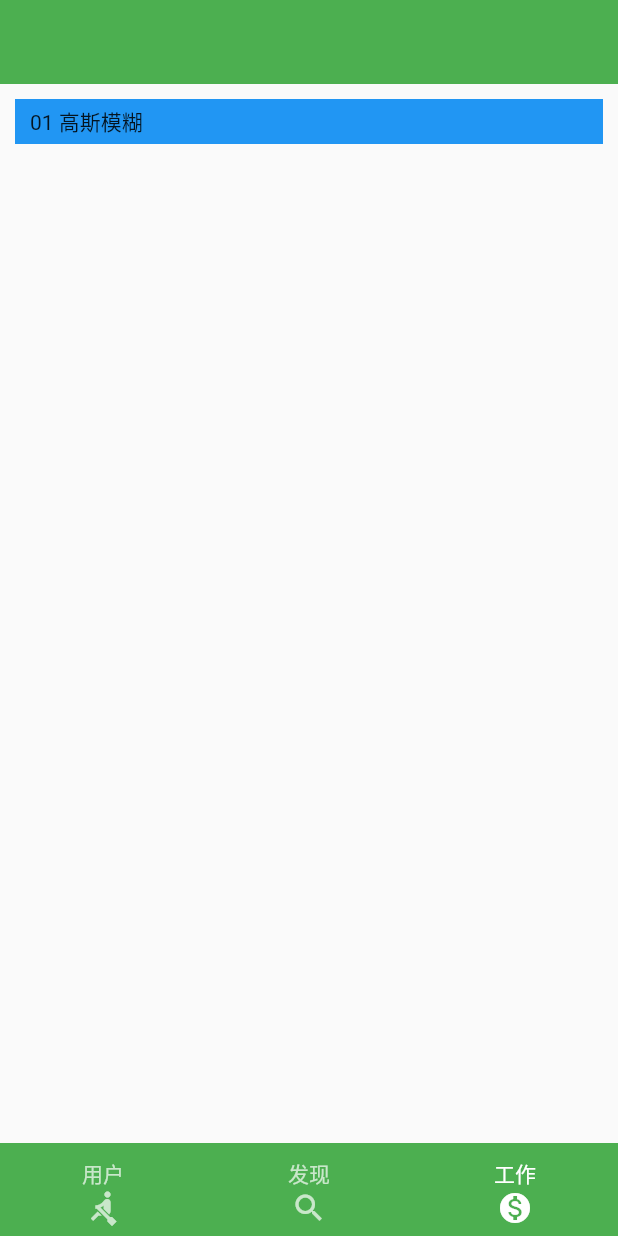
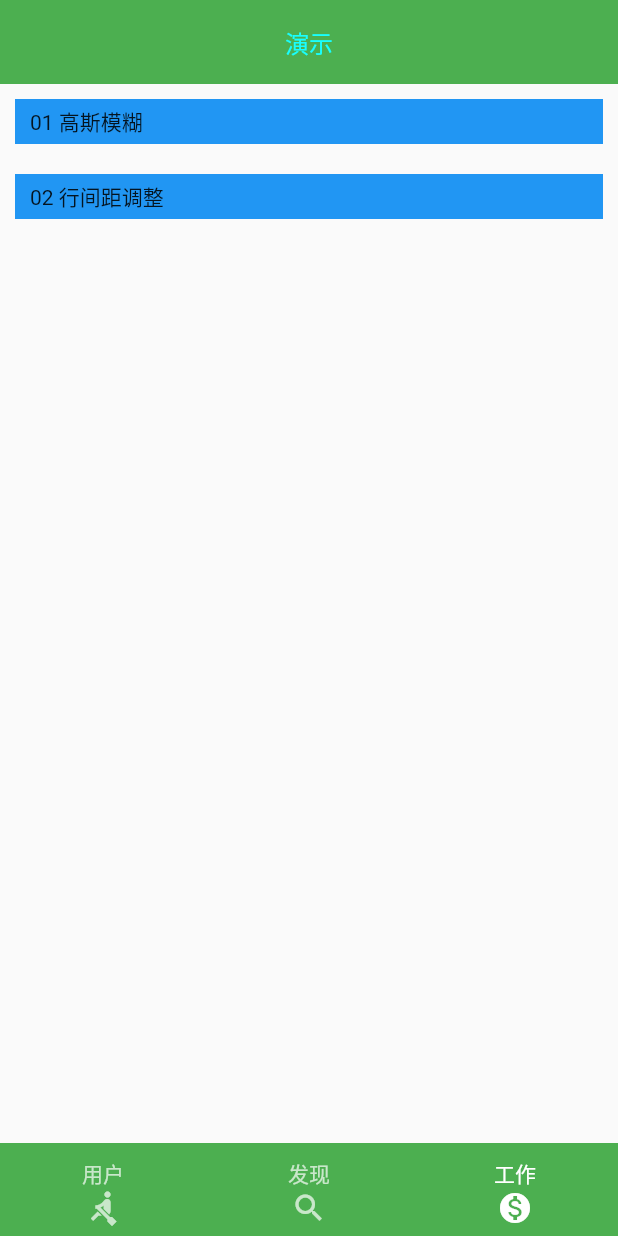
Before and after one commit to wulaosan33/flutter_jianke_demo, a Flutter app: the screen it shows after launch, swiped to page 3, on a phone screen of 412 x 824 dp. Run offline on Flutter 3.47's test engine with Material 2 defaults, Android fonts, the phone set to English and light mode, and no system bars; our stand-ins replace event_bus, fluro, flutter_easyrefresh, fluttertoast, logger, rxdart; missing offline and left inert: provide; statements that could not run were skipped.

Commit message:
2020/8/31----行间距

```diff
--- a/lib/controller/router/router_util.dart
+++ b/lib/controller/router/router_util.dart
@@ -10,6 +10,7 @@ import 'package:untitled/provider/provider_config.dart';
 import 'package:untitled/utils/common_tool.dart';
 import 'package:untitled/utils/log_util.dart';
 import 'package:untitled/pages/work/blur_page.dart';
+import 'package:untitled/pages/work/text_row_space_page.dart';
 
 //系统级路由
 final String MAIN = "/";
@@ -17,6 +18,8 @@ final String MAIN = "/";
 final String THEME_PAGE = '/themePage/';
 //高斯模糊
 final String BLUR_PAGE = '/blurPage/';
+//行间距
+final String TEXT_ROW_SPACE = "/textRowSpacePage/";
 
 
 class RouterUtil {
@@ -25,6 +28,7 @@ class RouterUtil {
     RouterItem(MAIN, MyHomePage(), routerTitle: "系统级主页面"),
     RouterItem(THEME_PAGE, ThemePage(), routerTitle: "主题换肤页面"),
     RouterItem(BLUR_PAGE, BlurPage(), routerTitle: "高斯模糊页面"),
+    RouterItem(TEXT_ROW_SPACE, TextRowSpacePage(), routerTitle: "高斯模糊页面"),
   ];
 
   /// 跳转到系统路由
--- a/lib/pages/home/work_page.dart
+++ b/lib/pages/home/work_page.dart
@@ -40,13 +40,16 @@ class _WorkPageState extends State<WorkPage> {
         height: tabHeight,
         color: Colors.green,
         child: Column(
+          mainAxisAlignment: MainAxisAlignment.center,
           children: <Widget>[
             Row(
-              mainAxisAlignment: MainAxisAlignment.start,
+              mainAxisAlignment: MainAxisAlignment.center,
               children: <Widget>[
                 GestureDetector(
                   onTap: () {},
                   child: Container(
+                    margin: EdgeInsets.only(top:MediaQueryData.fromWindow(window).padding.top),
+                    child: Text("演示",style: TextStyle(fontSize: 16,color: Colors.cyanAccent),),
                   ),
                 ),
               ],
@@ -57,7 +60,6 @@ class _WorkPageState extends State<WorkPage> {
     );
   }
 
-  // ignore: non_constant_identifier_names
   _workPageBody(BuildContext context) {
     return Scaffold(
       body: Column(
@@ -81,7 +83,9 @@ class _WorkPageState extends State<WorkPage> {
 
   _getData(){
     WorkItemModel workItem1 = new WorkItemModel(pageName:BLUR_PAGE,pageTitle:"01 高斯模糊");
+    WorkItemModel workItem2 = new WorkItemModel(pageName:TEXT_ROW_SPACE,pageTitle:"02 行间距调整");
     workItemLists.add(workItem1);
+    workItemLists.add(workItem2);
   }
 
 }
```
Also changed, not shown: lib/pages/work/book_page.dart (added, +18 -0 lines), lib/pages/work/text_row_space_page.dart (added, +59 -0 lines).
